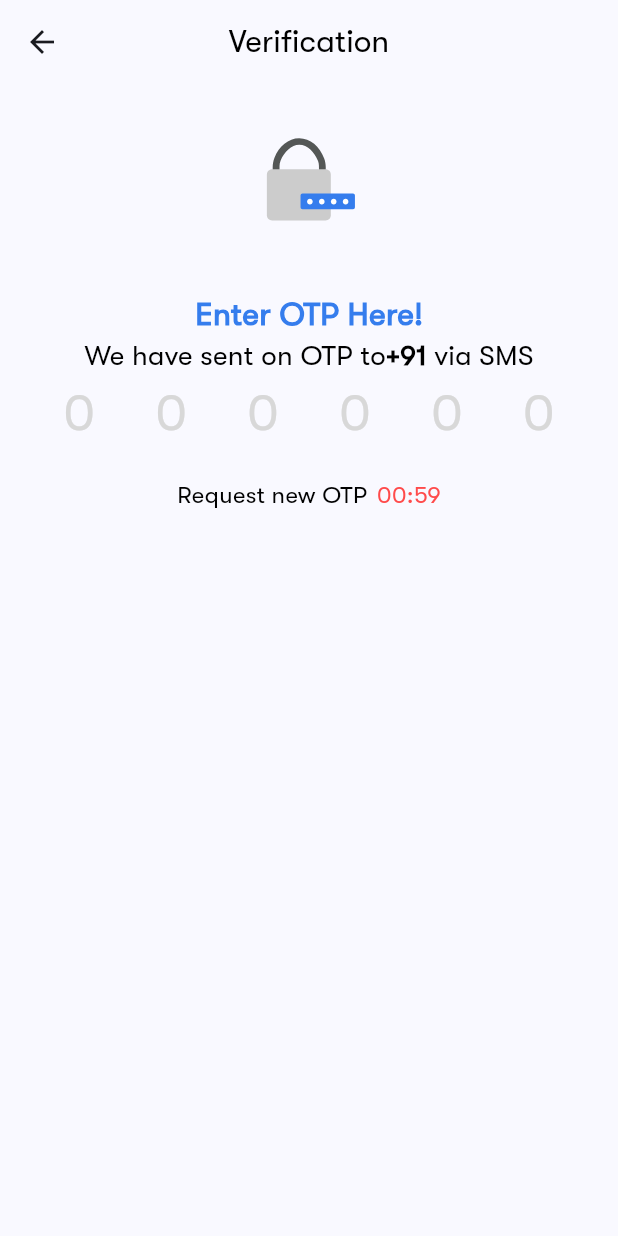
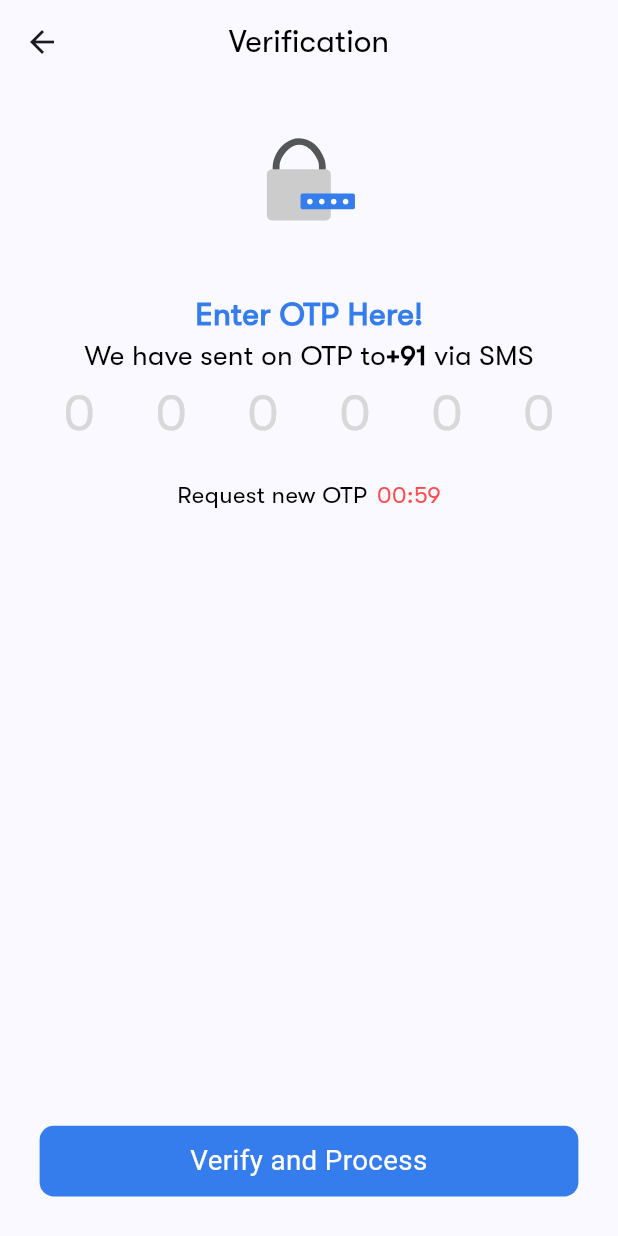
Before and after one commit to zarnapatel77/credit_yodha, a Flutter app: the OtpVerificationScreen screen opened directly with empty values, on a phone screen of 412 x 824 dp. Run offline on Flutter 3.47's test engine with Material 3 defaults, Android fonts, the phone set to English and light mode, and no system bars; drawn by our look-alikes of pin_code_fields; our stand-ins replace flutter_screenutil, flutter_svg, lottie.

Commit message:
complet profile in process

```diff
--- a/lib/ui/auth/otp_verificationscreen.dart
+++ b/lib/ui/auth/otp_verificationscreen.dart
@@ -1,8 +1,11 @@
 import 'dart:async';
 
+import 'package:credit_yodha/ui/auth/complet_profile.dart';
+import 'package:credit_yodha/ui/auth/helper/otp_verification_conformation_dialog.dart';
 import 'package:credit_yodha/ui/utils/app_assets.dart';
 import 'package:credit_yodha/ui/utils/app_colors.dart';
 import 'package:credit_yodha/ui/utils/app_string.dart';
+import 'package:credit_yodha/ui/utils/common/common_button.dart';
 import 'package:credit_yodha/ui/utils/common/common_text.dart';
 import 'package:credit_yodha/ui/utils/context_extension.dart';
 import 'package:credit_yodha/ui/utils/padding_extension.dart';
@@ -76,7 +79,10 @@ class _OtpVerificationScreenState extends State<OtpVerificationScreen> {
       ),
       body: Column(
         children: [
-          Center(child: Lottie.asset(AppAssets.otpLottie, height: context.height * 0.088, width: context.height * 0.088)),
+          Center(
+              child:
+              Lottie.asset(AppAssets.otpLottie, height: context.height * 0.088, width: context.height * 0.088)
+          ),
           SizedBox(
             height: 42.h,
           ),
@@ -166,7 +172,42 @@ class _OtpVerificationScreenState extends State<OtpVerificationScreen> {
                 ),
               }
             ],
-          )
+          ),
+          const Spacer(),
+          // Row(
+          //   mainAxisAlignment: MainAxisAlignment.center,
+          //   children: [
+          //     Container(
+          //       height: 50.h,
+          //       width: 250.w,
+          //       decoration: BoxDecoration(color: AppColors.primary,borderRadius: BorderRadius.circular(10)),
+          //       child: CommonText(
+          //         textAlign: TextAlign.center,
+          //           title: AppString.keyVerifyAndProcess,
+          //         textStyle: TextStyles.regular.copyWith(color: AppColors.white),
+          //       ),
+          //     ),
+          //   ],
+          // )
+          CommonButton(
+              onTap: (){
+                showDialog(
+                  context: context,
+                  builder: (BuildContext context) {
+                    return const OtpVerificationConformationDialog();
+                  },
+                );
+                Future.delayed(const Duration(seconds: 2),() {
+                  Navigator.of(context).pop();
+                  Navigator.push(context, MaterialPageRoute(builder: (BuildContext context) {
+                    return const CompletProfile();
+                  }));
+                });
+
+              },
+          title:
+            AppString.keyVerifyAndProcess
+          ),
         ],
       ).paddingAll(20.w),
     );
--- a/lib/ui/splash/splash_screen.dart
+++ b/lib/ui/splash/splash_screen.dart
@@ -1,5 +1,6 @@
 import 'package:credit_yodha/ui/auth/login_screen.dart';
 import 'package:credit_yodha/ui/onboarding/onboarding_screen.dart';
+import 'package:credit_yodha/ui/utils/app_assets.dart';
 import 'package:credit_yodha/ui/utils/app_string.dart';
 import 'package:credit_yodha/ui/utils/common/common_text.dart';
 import 'package:credit_yodha/ui/utils/text_style.dart';
@@ -37,10 +38,7 @@ class _SplashScreenState extends State<SplashScreen> {
           children: [
             const Spacer(),
             SvgPicture.asset(
-                'assets/svg/app_logo.svg',
-                width: 140,
-                height: 58,
-                semanticsLabel: 'App Logo',
+                AppAssets.AppLogo, height: 58.h, width: 140.w
             ),
             const Spacer(),
             CommonText(
--- a/lib/ui/utils/app_assets.dart
+++ b/lib/ui/utils/app_assets.dart
@@ -1,4 +1,10 @@
 class AppAssets{
   AppAssets._();
+  static const String AppLogo = 'assets/svg/app_logo.svg';
+  static const String AppIcon = 'assets/svg/app_icon.svg';
+  static const String Onboarding1 = 'assets/png/onboarding_1.png';
+  static const String Onboarding2 =  'assets/png/onboarding_2.png';
+  static const String Onboarding3 = 'assets/png/onboarding_3.png';
+  static const String GoogleLogo = 'assets/png/google_logo.png';
   static const String otpLottie = 'assets/lottie/otp.json';
 }
--- a/lib/ui/utils/app_colors.dart
+++ b/lib/ui/utils/app_colors.dart
@@ -10,4 +10,8 @@ class AppColors{
   static const Color clr858585 = Color(0xff858585);
   static const Color clrFF4B4B = Color(0xffFF4B4B);
   static const Color clrD8D8D8 = Color(0xffD8D8D8);
+  static const Color clr1C1C1C = Color(0xff1C1C1C);
+  static const Color clrE1E1E1 = Color(0xffE1E1E1);
+  static const Color clrD8E7FF = Color(0xffD8E7FF);
+  static const Color clrDCDCDC = Color(0xffDCDCDC);
 }
--- a/lib/ui/utils/app_string.dart
+++ b/lib/ui/utils/app_string.dart
@@ -32,4 +32,14 @@ class AppString{
   static const String keyViaSMS = 'via SMS';
   static const String keyRequestNewOTP = 'Request new OTP';
   static const String keyResendOTP = 'Resend OTP';
+  static const String keyVerifyAndProcess = 'Verify and Process';
+  static const String keyYourOTPVerificationIsComplete = 'Your OTP verification is complete! \n ';
+  static const String keyOTPVerificationParagraph = 'Thank you for choosing CreditYodha! we look forward to serving you and providing an exceptional user experience.';
+  static const String keyCompleteYourProfile = 'Complete your Profile \n ';
+  static const String keyFillInAllTheProfileDetails = 'Fill in all the profile details to get the best \n app experience.';
+  static const String keyFullName = 'Full Name';
+  static const String keySelectYourGender = 'Select Your Gender';
+  static const String keyMale = 'Male';
+  static const String keyFemale = 'Female';
+  static const String keyOther = 'Other';
 }
--- a/lib/ui/utils/common/common_button.dart
+++ b/lib/ui/utils/common/common_button.dart
@@ -1,15 +1,19 @@
+import 'package:credit_yodha/ui/utils/app_colors.dart';
 import 'package:flutter/material.dart';
 import 'package:flutter_screenutil/flutter_screenutil.dart';
 
 class CommonButton extends StatelessWidget {
   final String? title;
   final TextStyle? textStyle;
-  final GestureTapCallback onTap;
-
+  final GestureTapCallback? onTap;
   final Color? color;
+  final Color? fontColor;
+  final double? height;
+  final double? width;
+  final double? fontSize;
 
   const CommonButton(
-      {super.key, this.title, this.textStyle, required this.onTap, this.color});
+      {super.key, this.title, this.textStyle, this.onTap, this.color, this.width, this.height, this.fontColor, this.fontSize});
 
   @override
   Widget build(BuildContext context) {
@@ -17,15 +21,16 @@ class CommonButton extends StatelessWidget {
       onTap: onTap,
       child: Container(
         padding: EdgeInsets.only(top: 10.h),
-        height: 50.h,
+        height: height ?? 50.h,
+        width: width ?? double.infinity,
         decoration: BoxDecoration(
           borderRadius: BorderRadius.circular(10.r),
-          color: color!,
+          color: color ?? AppColors.primary,
         ),
         child: Text(
           title ?? '',
           textAlign: TextAlign.center,
-          style: textStyle ?? const TextStyle(),
+          style: textStyle ?? TextStyle(color: fontColor ?? AppColors.white, fontSize: fontSize ?? 14.sp ),
         ),
       ),
     );
```
Also changed, not shown: lib/ui/auth/complet_profile.dart (added, +111 -0 lines), lib/ui/auth/helper/otp_verification_conformation_dialog.dart (added, +57 -0 lines), lib/ui/auth/login_screen.dart (+3 -4 lines), lib/ui/onboarding/onboarding_screen.dart (+4 -3 lines), assets/svg/app_icon.svg (added).
